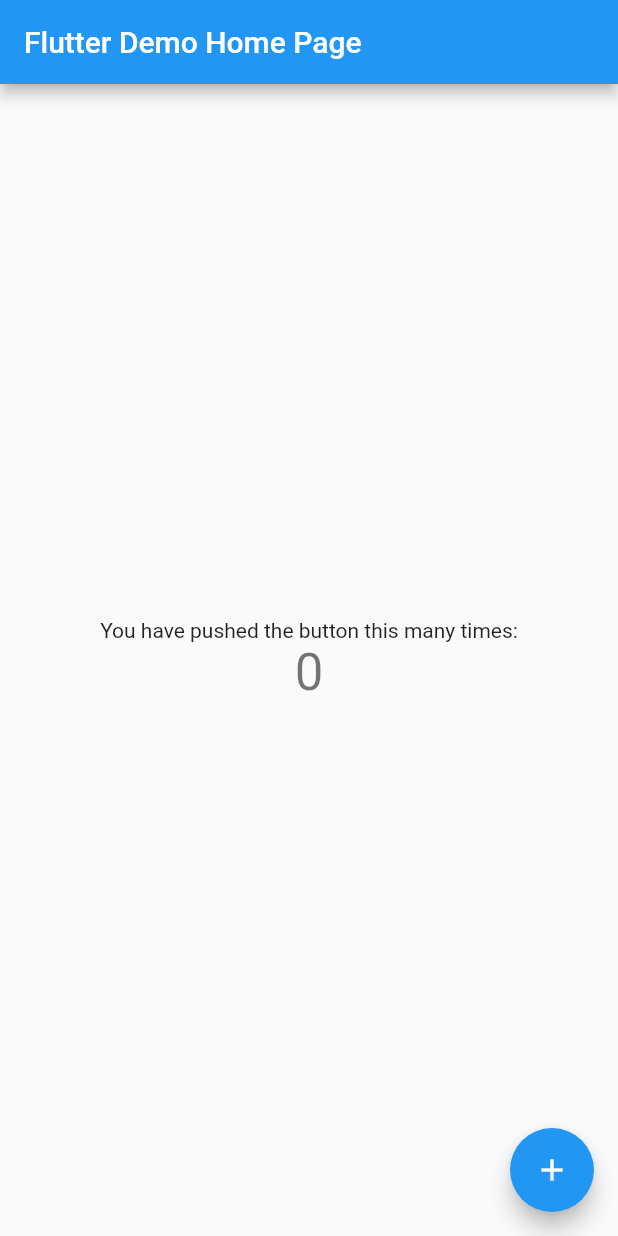
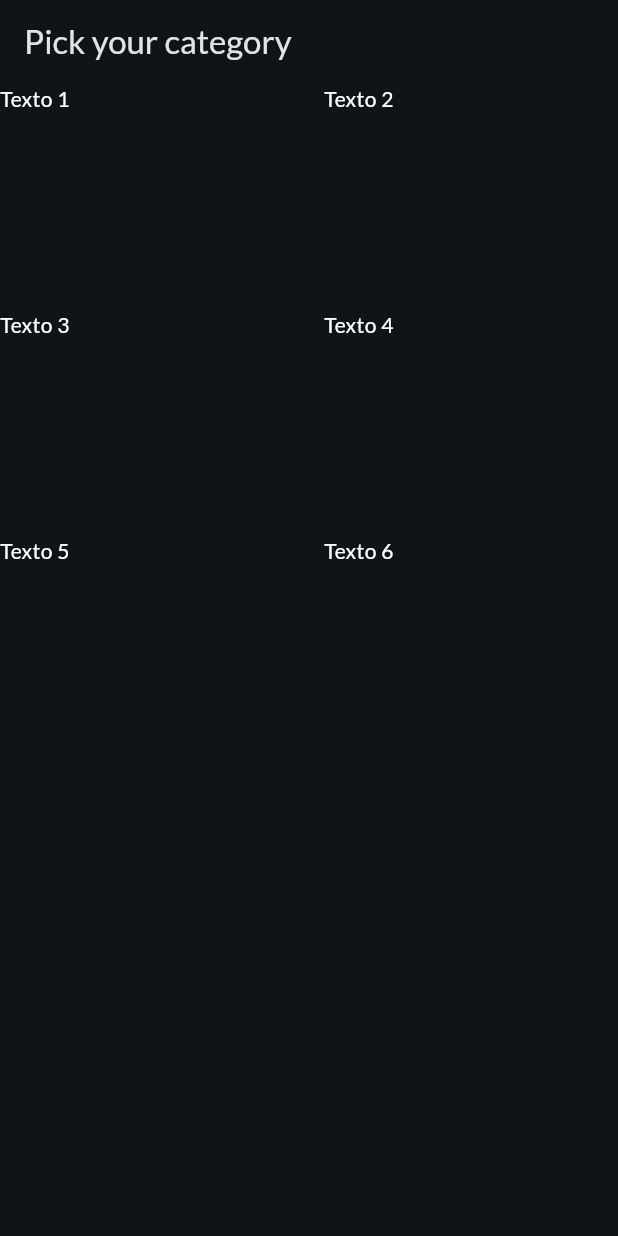
Before and after one commit to leogsantos5/FlutterRecipesApp, a Flutter app: the screen it shows after launch, on a phone screen of 412 x 824 dp. Run offline on Flutter 3.47's test engine with Material 2 defaults, Android fonts, the phone set to English and light mode, and no system bars; our stand-ins replace google_fonts.

Commit message:
Added ListGrid to new Categories widget

```diff
--- /dev/null
+++ b/lib/categories.dart
@@ -0,0 +1,30 @@
+import 'package:flutter/material.dart';
+
+class CategoriesScreen extends StatelessWidget {
+  const CategoriesScreen({super.key});
+  @override
+  Widget build(BuildContext context) {
+    // TODO: implement build
+    return Scaffold(
+      appBar: AppBar(
+        title: const Text("Pick your category"),
+      ),
+      body: GridView(
+        gridDelegate: const SliverGridDelegateWithFixedCrossAxisCount(
+          crossAxisCount: 2,
+          mainAxisSpacing: 20,
+          crossAxisSpacing: 20,
+          childAspectRatio: 1.5,
+        ),
+        children: const [
+          Text("Texto 1", style: TextStyle(color: Colors.white)),
+          Text("Texto 2", style: TextStyle(color: Colors.white)),
+          Text("Texto 3", style: TextStyle(color: Colors.white)),
+          Text("Texto 4", style: TextStyle(color: Colors.white)),
+          Text("Texto 5", style: TextStyle(color: Colors.white)),
+          Text("Texto 6", style: TextStyle(color: Colors.white)),
+        ],
+      ),
+    );
+  }
+}
--- a/lib/main.dart
+++ b/lib/main.dart
@@ -1,115 +1,28 @@
 import 'package:flutter/material.dart';
+import 'package:google_fonts/google_fonts.dart';
+import 'package:meals/categories.dart';
+
+final theme = ThemeData(
+  useMaterial3: true,
+  colorScheme: ColorScheme.fromSeed(
+    brightness: Brightness.dark,
+    seedColor: const Color(0xFF246F9A),
+  ),
+  textTheme: GoogleFonts.latoTextTheme(),
+);
 
 void main() {
-  runApp(const MyApp());
+  runApp(const App());
 }
 
-class MyApp extends StatelessWidget {
-  const MyApp({super.key});
+class App extends StatelessWidget {
+  const App({super.key});
 
-  // This widget is the root of your application.
   @override
   Widget build(BuildContext context) {
     return MaterialApp(
-      title: 'Flutter Demo',
-      theme: ThemeData(
-        // This is the theme of your application.
-        //
-        // Try running your application with "flutter run". You'll see the
-        // application has a blue toolbar. Then, without quitting the app, try
-        // changing the primarySwatch below to Colors.green and then invoke
-        // "hot reload" (press "r" in the console where you ran "flutter run",
-        // or simply save your changes to "hot reload" in a Flutter IDE).
-        // Notice that the counter didn't reset back to zero; the application
-        // is not restarted.
-        primarySwatch: Colors.blue,
-      ),
-      home: const MyHomePage(title: 'Flutter Demo Home Page'),
+      theme: theme,
+      home: const CategoriesScreen(),
     );
   }
 }
-
-class MyHomePage extends StatefulWidget {
-  const MyHomePage({super.key, required this.title});
-
-  // This widget is the home page of your application. It is stateful, meaning
-  // that it has a State object (defined below) that contains fields that affect
-  // how it looks.
-
-  // This class is the configuration for the state. It holds the values (in this
-  // case the title) provided by the parent (in this case the App widget) and
-  // used by the build method of the State. Fields in a Widget subclass are
-  // always marked "final".
-
-  final String title;
-
-  @override
-  State<MyHomePage> createState() => _MyHomePageState();
-}
-
-class _MyHomePageState extends State<MyHomePage> {
-  int _counter = 0;
-
-  void _incrementCounter() {
-    setState(() {
-      // This call to setState tells the Flutter framework that something has
-      // changed in this State, which causes it to rerun the build method below
-      // so that the display can reflect the updated values. If we changed
-      // _counter without calling setState(), then the build method would not be
-      // called again, and so nothing would appear to happen.
-      _counter++;
-    });
-  }
-
-  @override
-  Widget build(BuildContext context) {
-    // This method is rerun every time setState is called, for instance as done
-    // by the _incrementCounter method above.
-    //
-    // The Flutter framework has been optimized to make rerunning build methods
-    // fast, so that you can just rebuild anything that needs updating rather
-    // than having to individually change instances of widgets.
-    return Scaffold(
-      appBar: AppBar(
-        // Here we take the value from the MyHomePage object that was created by
-        // the App.build method, and use it to set our appbar title.
-        title: Text(widget.title),
-      ),
-      body: Center(
-        // Center is a layout widget. It takes a single child and positions it
-        // in the middle of the parent.
-        child: Column(
-          // Column is also a layout widget. It takes a list of children and
-          // arranges them vertically. By default, it sizes itself to fit its
-          // children horizontally, and tries to be as tall as its parent.
-          //
-          // Invoke "debug painting" (press "p" in the console, choose the
-          // "Toggle Debug Paint" action from the Flutter Inspector in Android
-          // Studio, or the "Toggle Debug Paint" command in Visual Studio Code)
-          // to see the wireframe for each widget.
-          //
-          // Column has various properties to control how it sizes itself and
-          // how it positions its children. Here we use mainAxisAlignment to
-          // center the children vertically; the main axis here is the vertical
-          // axis because Columns are vertical (the cross axis would be
-          // horizontal).
-          mainAxisAlignment: MainAxisAlignment.center,
-          children: <Widget>[
-            const Text(
-              'You have pushed the button this many times:',
-            ),
-            Text(
-              '$_counter',
-              style: Theme.of(context).textTheme.headlineMedium,
-            ),
-          ],
-        ),
-      ),
-      floatingActionButton: FloatingActionButton(
-        onPressed: _incrementCounter,
-        tooltip: 'Increment',
-        child: const Icon(Icons.add),
-      ), // This trailing comma makes auto-formatting nicer for build methods.
-    );
-  }
-}
--- a/pubspec.yaml
+++ b/pubspec.yaml
@@ -35,6 +35,7 @@ dependencies:
   # The following adds the Cupertino Icons font to your application.
   # Use with the CupertinoIcons class for iOS style icons.
   cupertino_icons: ^1.0.2
+  google_fonts: ^4.0.4
 
 dev_dependencies:
   flutter_test:
```
Also changed, not shown: pubspec.lock, 2 other files.
